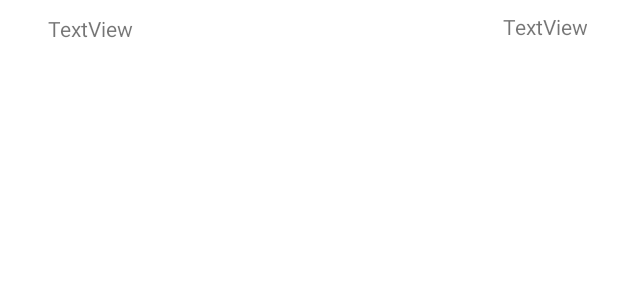
After one commit to alfredbwong/FellowChef, an Android app: the layout list_item_ingredient.xml on its own in the app's theme, with its tools: preview values and no code run, on a phone screen of 412 x 824 dp. The commit adds this screen. Shown: the top 300 px of the screen. Run offline under Robolectric (Android 15) with nearby library versions, the phone set to English and light mode, and no system bars.

Commit message:
Add ingredients item to recipe detail fragment.

```diff
--- /dev/null
+++ b/app/src/main/res/layout/list_item_ingredient.xml
@@ -0,0 +1,50 @@
+<?xml version="1.0" encoding="utf-8"?>
+<layout xmlns:android="http://schemas.android.com/apk/res/android"
+    xmlns:app="http://schemas.android.com/apk/res-auto"
+    xmlns:tools="http://schemas.android.com/tools">
+
+    <data>
+
+    </data>
+
+    <androidx.constraintlayout.widget.ConstraintLayout
+        android:id="@+id/constraintLayoutIngredient"
+        android:layout_width="match_parent"
+        android:layout_height="wrap_content">
+
+        <androidx.constraintlayout.widget.Guideline
+            android:id="@+id/guideline5"
+            android:layout_width="wrap_content"
+            android:layout_height="wrap_content"
+            android:orientation="vertical"
+            app:layout_constraintGuide_percent="0.7" />
+
+        <TextView
+            android:id="@+id/ingredientName"
+            android:layout_width="0dp"
+            android:layout_height="wrap_content"
+            android:layout_marginStart="24dp"
+            android:layout_marginEnd="16dp"
+            android:padding="@dimen/padding_default"
+            android:text="TextView"
+            app:layout_constraintBottom_toBottomOf="parent"
+            app:layout_constraintEnd_toStartOf="@+id/guideline5"
+            app:layout_constraintHorizontal_bias="0.0"
+            app:layout_constraintStart_toStartOf="parent"
+            app:layout_constraintTop_toTopOf="parent" />
+
+        <TextView
+            android:id="@+id/ingredientSize"
+            android:layout_width="81dp"
+            android:layout_height="21dp"
+            android:layout_margin="@dimen/margin_default"
+            android:layout_marginEnd="16dp"
+            android:text="TextView"
+            android:textAlignment="viewEnd"
+            app:layout_constraintBottom_toBottomOf="parent"
+            app:layout_constraintEnd_toEndOf="parent"
+            app:layout_constraintStart_toStartOf="@+id/guideline5"
+            app:layout_constraintTop_toTopOf="parent" />
+
+    </androidx.constraintlayout.widget.ConstraintLayout>
+</layout>
--- a/app/src/main/res/values/strings.xml
+++ b/app/src/main/res/values/strings.xml
@@ -26,6 +26,7 @@
     <string name="hint_add_instruction">Add a instruction step</string>
     <string name="trending_text">Trending</string>
     <string name="popular_week_text">Popular this week</string>
-    <!-- TODO: Remove or change this placeholder text -->
-    <string name="hello_blank_fragment">Hello blank fragment</string>
+    <string name="ingredients">Ingredients</string>
+    <string name="serving_size_text">Servings Size : </string>
+    <string name="instructions_text">Instructions</string>
 </resources>
```
Also changed, not shown: app/src/main/java/android/com/fellowchef/RecipeDetailFragment.kt (+13 -1 lines), app/src/main/res/layout/fragment_recipe_detail.xml (+42 -10 lines).
